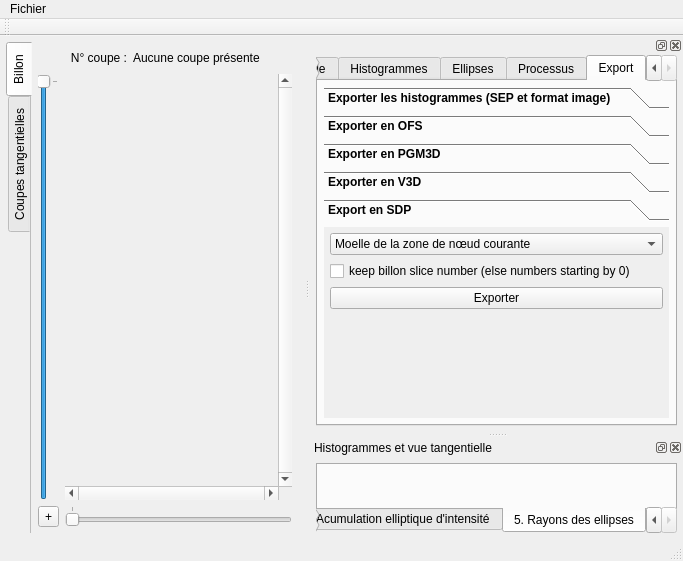
akrah/TKDetection, file ui/mainwindow.ui: the form before one commit.
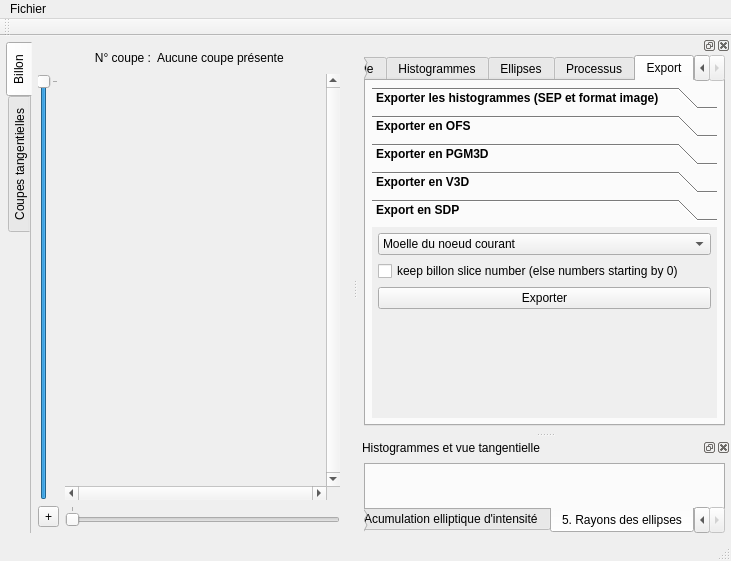
The form after the commit. The open tabs and pages were chosen to show the change. Custom widgets are drawn as their Qt base class.

Commit message: Adding supp mode in export knot pith (all knots of an knot area)

```diff
--- a/ui/mainwindow.ui
+++ b/ui/mainwindow.ui
@@ -6,7 +6,7 @@
    <rect>
     <x>0</x>
     <y>0</y>
-    <width>683</width>
+    <width>731</width>
     <height>561</height>
    </rect>
   </property>
@@ -286,8 +286,8 @@
     <rect>
      <x>0</x>
      <y>0</y>
-     <width>683</width>
-     <height>29</height>
+     <width>731</width>
+     <height>22</height>
     </rect>
    </property>
    <widget class="QMenu" name="menuFichier">
@@ -2732,8 +2732,8 @@
              <rect>
               <x>0</x>
               <y>0</y>
-              <width>397</width>
-              <height>124</height>
+              <width>342</width>
+              <height>113</height>
              </rect>
             </property>
             <attribute name="label">
@@ -2748,6 +2748,11 @@
                  <bold>false</bold>
                 </font>
                </property>
+               <item>
+                <property name="text">
+                 <string>Moelle du noeud courant</string>
+                </property>
+               </item>
                <item>
                 <property name="text">
                  <string>Moelle de la zone de nœud courante</string>
```
Left out of the diff: 50 changed lines with no effect on the pictures. The commit also changes 2 other files.
